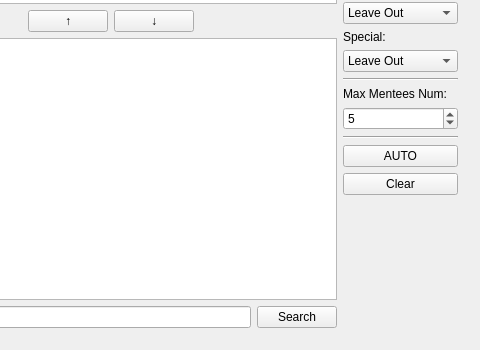
Qt form Menters-and-Mentees-Matching-Program/mainwindow.ui (shuanglengyunji/Menters-and-Mentees-Matching-Program) before a commit; both pictures show x 597 to 1077 and y 299 to 649 of the 1077 by 649 pixel window.
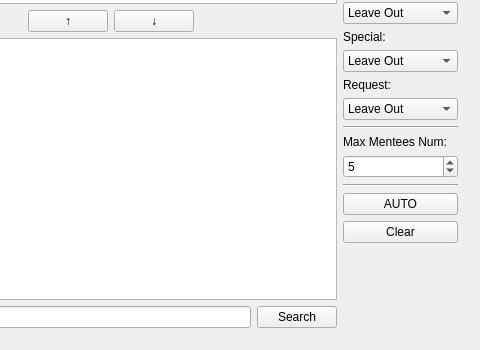
The same form after that commit. The open tabs and pages were chosen to show the change. Icons and pictures are not drawn.

Commit message: Add Mentees' request in UI

Patch:
```diff
--- a/Menters-and-Mentees-Matching-Program/mainwindow.ui
+++ b/Menters-and-Mentees-Matching-Program/mainwindow.ui
@@ -1322,6 +1322,27 @@
               </item>
              </widget>
             </item>
+            <item>
+             <widget class="QLabel" name="label_request">
+              <property name="text">
+               <string>Request:</string>
+              </property>
+             </widget>
+            </item>
+            <item>
+             <widget class="QComboBox" name="comboBox_request">
+              <item>
+               <property name="text">
+                <string>Leave Out</string>
+               </property>
+              </item>
+              <item>
+               <property name="text">
+                <string>Manual Match</string>
+               </property>
+              </item>
+             </widget>
+            </item>
             <item>
              <widget class="Line" name="line_2">
               <property name="orientation">
```
Left out of the diff: 2 changed lines with no effect on the pictures. The commit also changes 1 other file.
